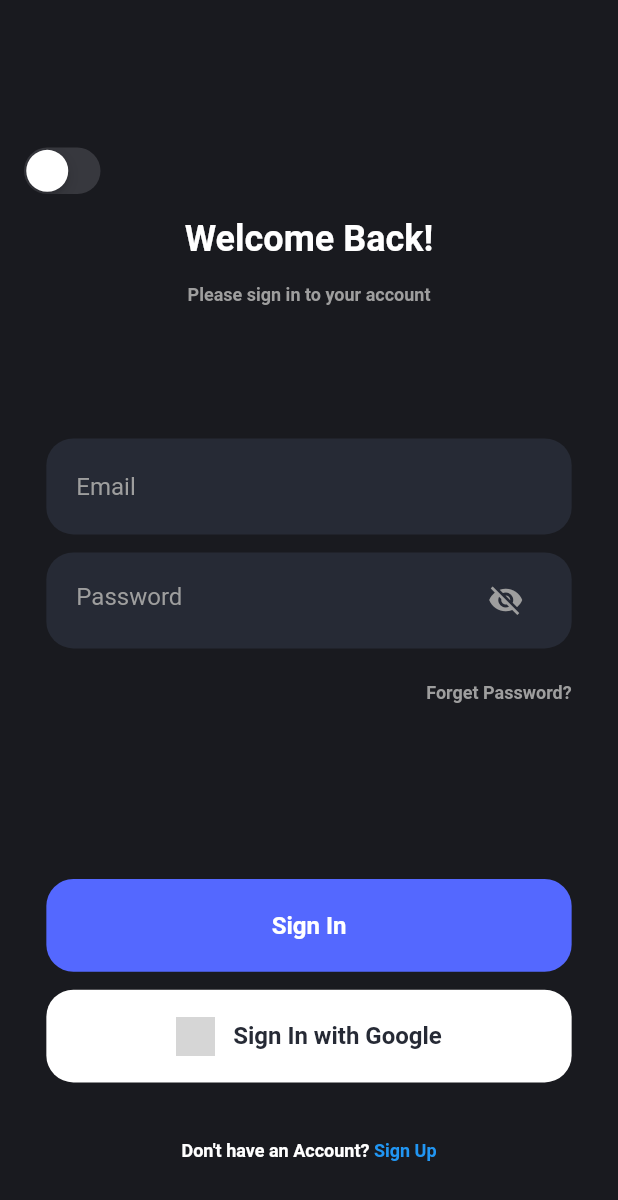
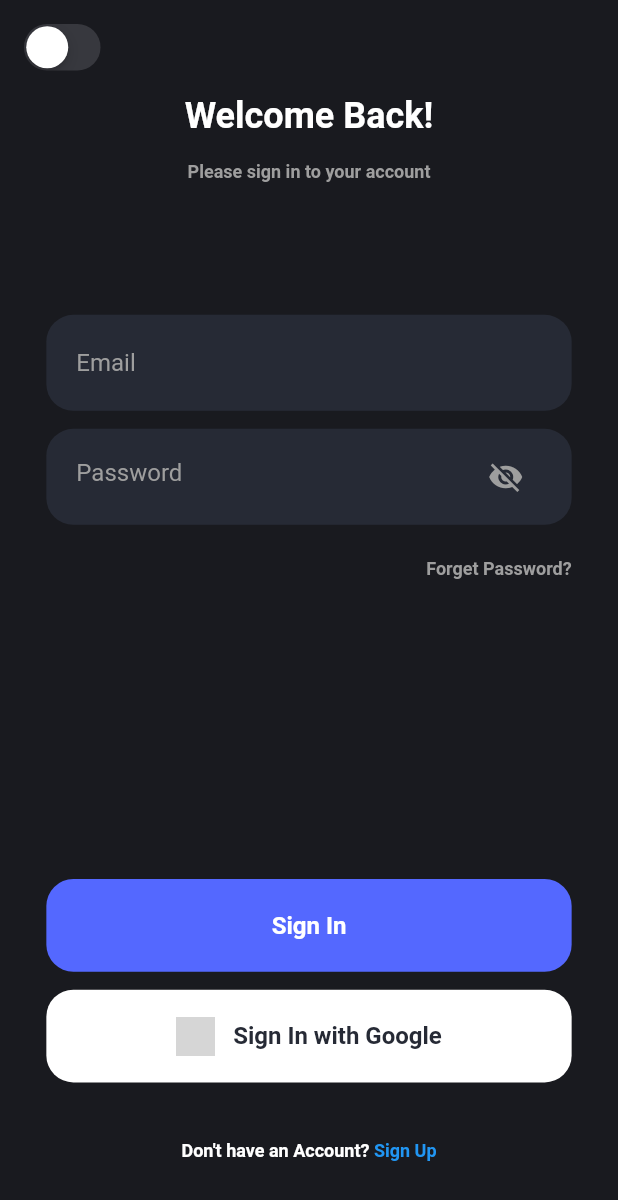
Before and after one commit to Devsquirreltech/Supabase-Chat-App-Demo, a Flutter app: the screen it shows after launch, after a tap on "Sign In", on a phone screen of 412 x 824 dp. Shown: the top 1200 px of the screen. Run offline on Flutter 3.47's test engine with Material 2 defaults, Android fonts, the phone set to English and light mode, and no system bars; our stand-ins replace adaptive_theme, supabase; accounts and stored records are empty; network calls fail; Roboto replaces fonts that are missing (George); grey boxes are pictures that could not be loaded.

Commit message:
FIX: Login

```diff
--- a/lib/utils/auth_utils.dart
+++ b/lib/utils/auth_utils.dart
@@ -11,7 +11,6 @@ class AuthUtils extends ChangeNotifier{
     try{
       final response = await _client.auth.signIn(email: email, password: password);
       _user = response.user;
-      print(_user!.id);
       notifyListeners();
     }
     catch(e){
@@ -23,7 +22,6 @@ class AuthUtils extends ChangeNotifier{
   Future<void> signUp(String email, String password) async {
     try{
       final response = await _client.auth.signUp(email, password);
-      _user = response.user;
       notifyListeners();
     }
     catch(e){
--- a/lib/views/login_page.dart
+++ b/lib/views/login_page.dart
@@ -49,10 +49,6 @@ class _LoginPageState extends State<LoginPage> {
             crossAxisAlignment: CrossAxisAlignment.center,
             mainAxisAlignment: MainAxisAlignment.center,
             children: [
-              SizedBox(
-                height: size.height * 0.1,
-                width: size.width,
-              ),
               Align(
                 alignment: Alignment.topLeft,
                 child: Padding(
--- a/lib/views/signup_page.dart
+++ b/lib/views/signup_page.dart
@@ -105,7 +105,7 @@ class _SignUpPageState extends State<SignUpPage> {
                     setState(() {
                       isLoading = true;
                     });
-                    await Provider.of<AuthUtils>(context, listen: false).signIn(
+                    await Provider.of<AuthUtils>(context, listen: false).signUp(
                         _emailController.text.trim(),
                         _passwordController.text.trim());
                     setState(() {
```
